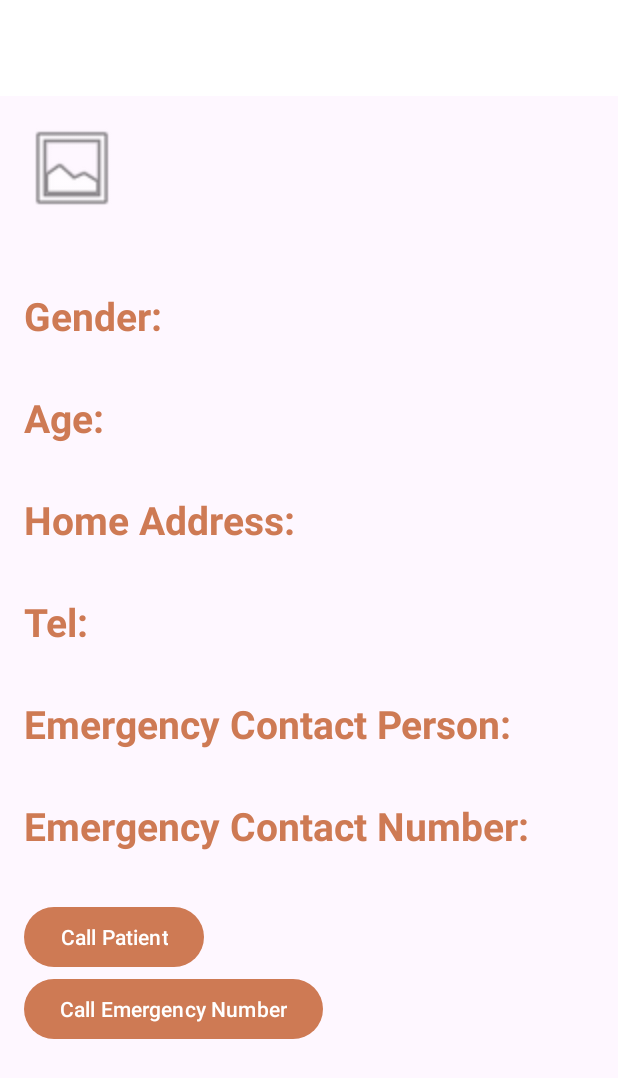
After one commit to soniazzz/3330GP, an Android app: the layout patient_profile_details.xml on its own in the app's theme, with its tools: preview values and no code run, on a phone screen of 412 x 824 dp. The commit adds this screen. Shown: the top 1078 px of the screen. Run offline under Robolectric (Android 15) with nearby library versions, the phone set to English and light mode, and no system bars.

Commit message:
Add patient profile details and dial phone number

```diff
--- a/app/src/main/res/layout/patient_profile_card.xml
+++ b/app/src/main/res/layout/patient_profile_card.xml
@@ -23,7 +23,7 @@
             android:id="@+id/name"
             android:layout_width="wrap_content"
             android:layout_height="wrap_content"
-            android:textColor="#000000"
+            android:textColor="?attr/colorPrimaryDark"
             android:textSize="22sp"
             android:textStyle="bold|italic" />
 
@@ -31,14 +31,14 @@
             android:id="@+id/sex"
             android:layout_width="wrap_content"
             android:layout_height="wrap_content"
-            android:textColor="@color/salmon"
+            android:textColor="?attr/colorPrimary"
             android:textSize="16sp" />
 
         <TextView
             android:id="@+id/age"
             android:layout_width="wrap_content"
             android:layout_height="wrap_content"
-            android:textColor="@color/salmon"
+            android:textColor="?attr/colorPrimary"
             android:textSize="16sp" />
 
     </LinearLayout>
--- /dev/null
+++ b/app/src/main/res/layout/patient_profile_details.xml
@@ -0,0 +1,140 @@
+<?xml version="1.0" encoding="utf-8"?>
+<androidx.coordinatorlayout.widget.CoordinatorLayout xmlns:android="http://schemas.android.com/apk/res/android"
+    xmlns:app="http://schemas.android.com/apk/res-auto"
+    android:layout_width="match_parent"
+    android:layout_height="match_parent">
+
+    <com.google.android.material.appbar.AppBarLayout
+        android:layout_width="match_parent"
+        android:layout_height="wrap_content">
+
+        <androidx.appcompat.widget.Toolbar
+            android:id="@+id/toolbar"
+            android:layout_width="match_parent"
+            android:layout_height="?attr/actionBarSize"
+            android:background="?attr/colorOnPrimary"
+            app:layout_scrollFlags="scroll|enterAlways" />
+
+    </com.google.android.material.appbar.AppBarLayout>
+
+    <ScrollView
+        android:layout_width="match_parent"
+        android:layout_height="match_parent"
+        app:layout_behavior="@string/appbar_scrolling_view_behavior">
+
+        <LinearLayout
+            android:layout_width="match_parent"
+            android:layout_height="wrap_content"
+            android:orientation="vertical"
+            android:padding="16dp">
+
+            <ImageView
+                android:id="@+id/avatar"
+                android:layout_width="64dp"
+                android:layout_height="64dp"
+                android:layout_alignParentStart="true"
+                android:src="@android:drawable/ic_menu_gallery" />
+
+            <TextView
+                android:id="@+id/name"
+                android:layout_width="wrap_content"
+                android:layout_height="wrap_content"
+                android:textColor="?attr/colorPrimaryDark"
+                android:textSize="36sp"
+                android:textStyle="bold" />
+
+            <TextView
+                android:layout_width="wrap_content"
+                android:layout_height="wrap_content"
+                android:textColor="?attr/colorPrimary"
+                android:textSize="26sp"
+                android:textStyle="bold"
+                android:text="Gender:"/>
+            <TextView
+                android:id="@+id/sex"
+                android:layout_width="wrap_content"
+                android:layout_height="wrap_content"
+                android:textColor="?attr/colorPrimary"
+                android:textSize="24sp" />
+            <TextView
+                android:layout_width="wrap_content"
+                android:layout_height="wrap_content"
+                android:textColor="?attr/colorPrimary"
+                android:textSize="26sp"
+                android:textStyle="bold"
+                android:text="Age:"/>
+            <TextView
+                android:id="@+id/age"
+                android:layout_width="wrap_content"
+                android:layout_height="wrap_content"
+                android:textColor="?attr/colorPrimary"
+                android:textSize="24sp" />
+            <TextView
+                android:layout_width="wrap_content"
+                android:layout_height="wrap_content"
+                android:textColor="?attr/colorPrimary"
+                android:textSize="26sp"
+                android:textStyle="bold"
+                android:text="Home Address:"/>
+            <TextView
+                android:id="@+id/address"
+                android:layout_width="wrap_content"
+                android:layout_height="wrap_content"
+                android:textColor="?attr/colorPrimary"
+                android:textSize="24sp" />
+            <TextView
+                android:layout_width="wrap_content"
+                android:layout_height="wrap_content"
+                android:textColor="?attr/colorPrimary"
+                android:textSize="26sp"
+                android:textStyle="bold"
+                android:text="Tel:"/>
+            <TextView
+                android:id="@+id/tel"
+                android:layout_width="wrap_content"
+                android:layout_height="wrap_content"
+                android:textColor="?attr/colorPrimary"
+                android:textSize="24sp" />
+            <TextView
+                android:layout_width="wrap_content"
+                android:layout_height="wrap_content"
+                android:textColor="?attr/colorPrimary"
+                android:textSize="26sp"
+                android:textStyle="bold"
+                android:text="Emergency Contact Person:"/>
+            <TextView
+                android:id="@+id/emergency_contact"
+                android:layout_width="wrap_content"
+                android:layout_height="wrap_content"
+                android:textColor="?attr/colorPrimary"
+                android:textSize="24sp" />
+            <TextView
+                android:layout_width="wrap_content"
+                android:layout_height="wrap_content"
+                android:textColor="?attr/colorPrimary"
+                android:textSize="26sp"
+                android:textStyle="bold"
+                android:text="Emergency Contact Number:"/>
+            <TextView
+                android:id="@+id/emergency_number"
+                android:layout_width="wrap_content"
+                android:layout_height="wrap_content"
+                android:textColor="?attr/colorPrimary"
+                android:textSize="24sp" />
+            <Button
+                android:id="@+id/call_patient_button"
+                android:layout_width="wrap_content"
+                android:layout_height="wrap_content"
+                android:text="Call Patient" />
+
+            <Button
+                android:id="@+id/call_emergency_button"
+                android:layout_width="wrap_content"
+                android:layout_height="wrap_content"
+                android:text="Call Emergency Number" />
+
+        </LinearLayout>
+
+    </ScrollView>
+
+</androidx.coordinatorlayout.widget.CoordinatorLayout>
--- a/app/src/main/res/values/themes.xml
+++ b/app/src/main/res/values/themes.xml
@@ -27,4 +27,8 @@
         <item name="logo">@drawable/ic_care</item>
         <item name="android:gravity">start</item>
     </style>
+
+    <style name="AppTheme.AppBarOverlay" parent="ThemeOverlay.MaterialComponents.Dark.ActionBar" />
+
+    <style name="AppTheme.PopupOverlay" parent="ThemeOverlay.MaterialComponents.Light" />
 </resources>
```
Also changed, not shown: app/src/main/AndroidManifest.xml (+9 -1 lines), app/src/main/java/hku/hk/cs/a3330gp/PatientProfileDetails.kt (added, +70 -0 lines), app/src/main/java/hku/hk/cs/a3330gp/PatientsAdapter.kt (+11 -0 lines), app/src/main/java/hku/hk/cs/a3330gp/Profile.kt (+15 -0 lines), app/src/main/res/layout/profile.xml (+18 -3 lines).
